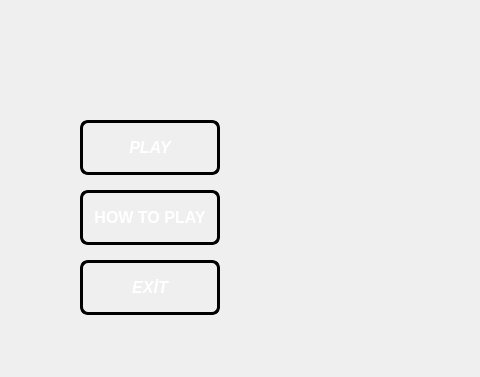
The window that gamemenu.ui (BerkeKbskl/BattleSim) describes before a commit, drawn with Qt 5; both pictures show x 0 to 480 and y 0 to 377 of the 1366 by 768 pixel window.
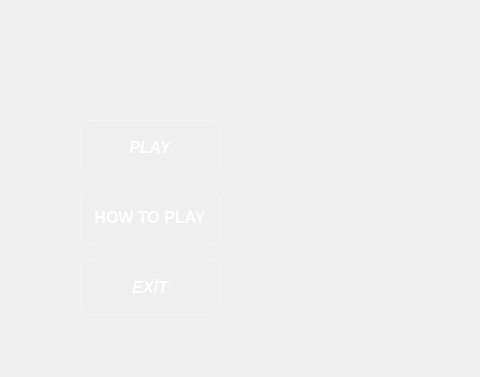
The same window after the commit. Icons and pictures are not drawn.

Diff of the .ui file:
```diff
--- a/gamemenu.ui
+++ b/gamemenu.ui
@@ -17,8 +17,8 @@
    <string>GameMenu</string>
   </property>
   <property name="styleSheet">
-   <string notr="true">QPushButton:!pressed{background: qlineargradient(x1:0, y1:0, x2:0, y2:1,
-    stop:0 rgb(100,100,100), stop:1 rgb(255,255,255));
+   <string notr="true">/*QPushButton:!pressed{
+	border-image: url(:/images/images/button.jpg);
 color: #ffffff;
 border: 3px solid rgb(0,0,0); 
 border-radius: 8px; 
@@ -42,7 +42,16 @@
    </property>
    <property name="styleSheet">
     <string notr="true">#centralwidget{border-image: url(:/images/images/gamemenu.jpg);}
-</string>
+QPushButton:!pressed{
+background-image: url(:/images/images/button.jpg);
+color: #ffffff;
+border: 1px solid rgba(255,255,255,0.3); 
+border-radius: 8px; 
+}
+QPushButton:hover {
+color: qlineargradient(x1:0, y1:0, x2:0, y2:1,
+    stop:0 rgba(180,180,180,0.3), stop:1 rgba(210,210,210,0.3));
+}</string>
    </property>
    <widget class="QStackedWidget" name="gameMenuW">
     <property name="geometry">
@@ -54,7 +63,8 @@
      </rect>
     </property>
     <property name="styleSheet">
-     <string notr="true">#howtp_W{background-color: rgb(0, 0, 0);}</string>
+     <string notr="true">
+</string>
     </property>
     <widget class="QWidget" name="menu">
      <widget class="QPushButton" name="exitButton">
```
Left out of the diff: 13 changed lines with no effect on the pictures.
